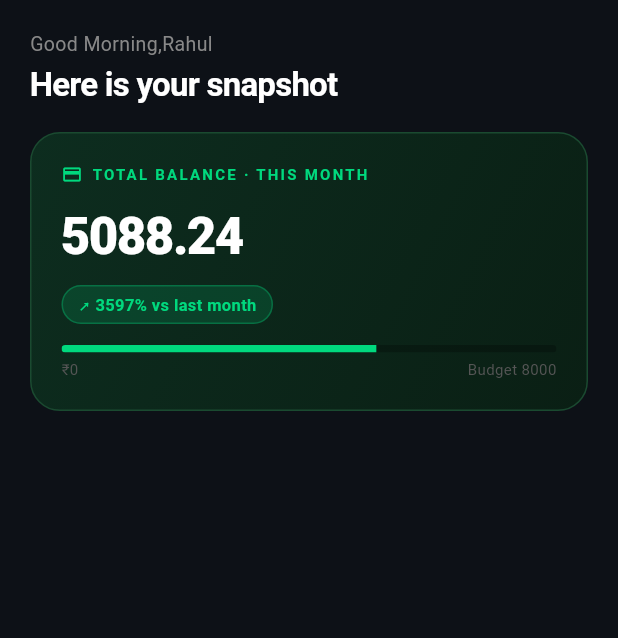
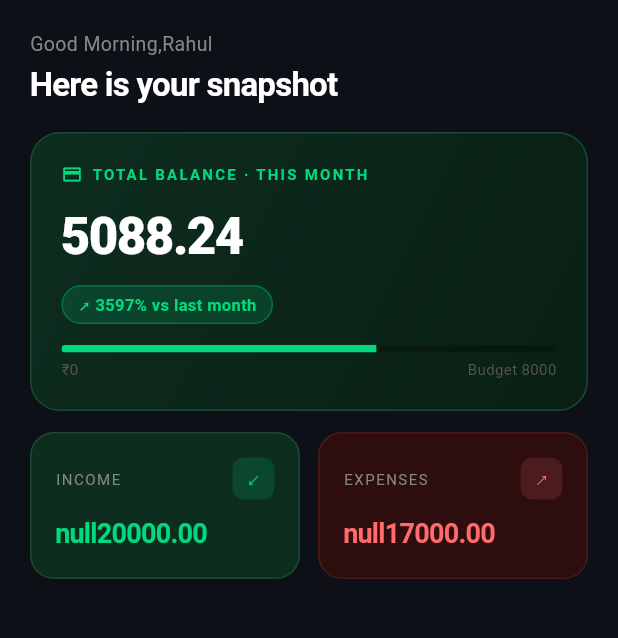
Before and after one commit to Gopi-varaprasad7/expense-ai-mobile, a Flutter app: the screen it shows after launch, on a phone screen of 412 x 824 dp, the part 78-716 px from its top. Run offline on Flutter 3.47's test engine with Material 3 defaults, Android fonts, the phone set to English and light mode, and no system bars; Roboto replaces fonts that are missing (DM Sans).

Commit message:
IncomeExpenseRow is added

```diff
--- a/lib/features/home/home_screen.dart
+++ b/lib/features/home/home_screen.dart
@@ -1,5 +1,6 @@
 import 'package:fintraq/core/constants/app_colors.dart';
 import 'package:fintraq/features/home/widget/balance_card.dart';
+import 'package:fintraq/features/home/widget/income_expense_row.dart';
 import 'package:flutter/material.dart';
 
 class HomeScreen extends StatefulWidget {
@@ -48,8 +49,8 @@ class _HomeScreenState extends State<HomeScreen> {
                     budget: 8000.00,
                     currencySymbol: '',
                   ),
-                  // const SizedBox(height: 14),
-                  // _buildIncomeExpenseRow(),
+                  const SizedBox(height: 14),
+                  IncomeExpenseRow(income: 20000, expense: 17000),
                   // const SizedBox(height: 14),
                   // _buildCategoryCard(),
                   // const SizedBox(height: 14),
```
